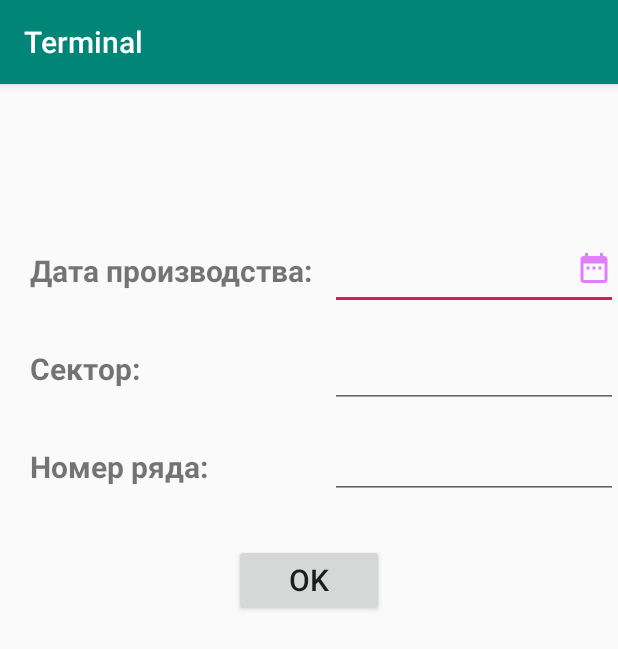
After one commit to A1ex2/Terminal, an Android app: the CarActivity screen opened directly, with no data from a screen before it, on a phone screen of 412 x 824 dp. The commit adds this screen. Shown: the top 649 px of the screen. Run offline under Robolectric (Android 15) with nearby library versions, the phone set to English and light mode, and no system bars; plain views replace MaskedEditText; 5 statements that could not run were skipped.

Commit message:
03112019

```diff
--- a/app/build.gradle
+++ b/app/build.gradle
@@ -32,5 +32,5 @@ dependencies {
     implementation 'com.android.support:recyclerview-v7:28.0.0'
     implementation 'com.android.support.constraint:constraint-layout:1.1.3'
     implementation files('libs/ksoap2-android-assembly-3.6.1-jar-with-dependencies.jar')
-
+    implementation 'ru.egslava:MaskedEditText:1.0.5'
 }
--- a/app/src/main/AndroidManifest.xml
+++ b/app/src/main/AndroidManifest.xml
@@ -18,7 +18,8 @@
         android:roundIcon="@mipmap/ic_launcher_round"
         android:supportsRtl="true"
         android:theme="@style/AppTheme">
-        <activity android:name=".DetailReception"></activity>
+        <activity android:name=".CarActivity"></activity>
+        <activity android:name=".DetailReception" />
         <activity android:name=".Password">
             <intent-filter>
                 <action android:name="android.intent.action.MAIN" />
@@ -26,7 +27,7 @@
                 <category android:name="android.intent.category.LAUNCHER" />
             </intent-filter>
         </activity>
-        <activity android:name=".MainActivity"></activity>
+        <activity android:name=".MainActivity" />
     </application>
 
 </manifest>
--- /dev/null
+++ b/app/src/main/java/com/algoritm/terminal/CarActivity.java
@@ -0,0 +1,176 @@
+package com.algoritm.terminal;
+
+import androidx.appcompat.app.AppCompatActivity;
+
+import android.annotation.SuppressLint;
+import android.app.DatePickerDialog;
+import android.content.Intent;
+import android.os.Bundle;
+import android.text.Editable;
+import android.text.TextWatcher;
+import android.view.KeyEvent;
+import android.view.MotionEvent;
+import android.view.View;
+import android.widget.Button;
+import android.widget.DatePicker;
+import android.widget.EditText;
+import android.widget.TextView;
+import android.widget.Toast;
+
+import java.util.Calendar;
+
+public class CarActivity extends AppCompatActivity {
+    private TextView car;
+    private TextView barCode;
+
+    private EditText editDate;
+    private EditText editSector;
+    private EditText editRow;
+    private Button buttonOk;
+
+    private CarData carData;
+    private Calendar dateAndTime = Calendar.getInstance();
+
+    @SuppressLint("ClickableViewAccessibility")
+    @Override
+    protected void onCreate(Bundle savedInstanceState) {
+        super.onCreate(savedInstanceState);
+        setContentView(R.layout.activity_car);
+
+        car = findViewById(R.id.car);
+        barCode = findViewById(R.id.barCode);
+
+        editDate = findViewById(R.id.editDate);
+
+        editDate.setOnTouchListener(new View.OnTouchListener() {
+            @Override
+            public boolean onTouch(View v, MotionEvent event) {
+                final int DRAWABLE_RIGHT = 2;
+
+                if (event.getAction() == MotionEvent.ACTION_UP) {
+                    if (event.getRawX() >= (editDate.getRight() - editDate.getCompoundDrawables()[DRAWABLE_RIGHT].getBounds().width())) {
+                        new DatePickerDialog(CarActivity.this, d,
+                                dateAndTime.get(Calendar.YEAR),
+                                dateAndTime.get(Calendar.MONTH),
+                                dateAndTime.get(Calendar.DAY_OF_MONTH))
+                                .show();
+
+                        return true;
+                    }
+                }
+                return false;
+            }
+        });
+
+        TextWatcher tw = new TextWatcher() {
+            private String current = "";
+            private String ddmmyyyy = "DDMMYYYY";
+            private Calendar cal = Calendar.getInstance();
+
+            @Override
+            public void beforeTextChanged(CharSequence s, int start, int count, int after) {
+
+            }
+
+            @Override
+            public void onTextChanged(CharSequence s, int start, int before, int count) {
+                if (!s.toString().equals(current)) {
+                    String clean = s.toString().replaceAll("[^\\d.]|\\.", "");
+                    String cleanC = current.replaceAll("[^\\d.]|\\.", "");
+
+                    int cl = clean.length();
+                    int sel = cl;
+                    for (int i = 2; i <= cl && i < 6; i += 2) {
+                        sel++;
+                    }
+                    //Fix for pressing delete next to a forward slash
+                    if (clean.equals(cleanC)) sel--;
+
+                    if (clean.length() < 8) {
+                        clean = clean + ddmmyyyy.substring(clean.length());
+                    } else {
+                        //This part makes sure that when we finish entering numbers
+                        //the date is correct, fixing it otherwise
+                        int day = Integer.parseInt(clean.substring(0, 2));
+                        int mon = Integer.parseInt(clean.substring(2, 4));
+                        int year = Integer.parseInt(clean.substring(4, 8));
+
+                        mon = mon < 1 ? 1 : mon > 12 ? 12 : mon;
+                        cal.set(Calendar.MONTH, mon - 1);
+                        year = (year < 1900) ? 1900 : (year > 2100) ? 2100 : year;
+                        cal.set(Calendar.YEAR, year);
+                        // ^ first set year for the line below to work correctly
+                        //with leap years - otherwise, date e.g. 29/02/2012
+                        //would be automatically corrected to 28/02/2012
+
+                        day = (day > cal.getActualMaximum(Calendar.DATE)) ? cal.getActualMaximum(Calendar.DATE) : day;
+                        clean = String.format("%02d%02d%02d", day, mon, year);
+                    }
+
+                    clean = String.format("%s.%s.%s", clean.substring(0, 2),
+                            clean.substring(2, 4),
+                            clean.substring(4, 8));
+
+                    sel = sel < 0 ? 0 : sel;
+                    current = clean;
+                    editDate.setText(current);
+                    editDate.setSelection(sel < current.length() ? sel : current.length());
+                }
+            }
+
+            @Override
+            public void afterTextChanged(Editable s) {
+
+            }
+        };
+        editDate.addTextChangedListener(tw);
+
+//        editDate.setOnClickListener(new View.OnClickListener() {
+//            @Override
+//            public void onClick(View v) {
+//                new DatePickerDialog(CarActivity.this, d,
+//                        dateAndTime.get(Calendar.YEAR),
+//                        dateAndTime.get(Calendar.MONTH),
+//                        dateAndTime.get(Calendar.DAY_OF_MONTH))
+//                        .show();
+//            }
+//        });
+
+        editSector = findViewById(R.id.editSector);
+        editRow = findViewById(R.id.editRow);
+
+        buttonOk = findViewById(R.id.OK);
+        buttonOk.setOnClickListener(new View.OnClickListener() {
+            @Override
+            public void onClick(View v) {
+
+            }
+        });
+
+
+        Intent intent = getIntent();
+        carData = intent.getParcelableExtra("CarData");
+        car.setText(carData.getCar());
+        barCode.setText(carData.getBarCode());
+
+        editDate.setText(carData.getProductionDateString());
+
+        editSector.setText(carData.getSector());
+        editRow.setText(carData.getRow());
+
+    }
+
+    DatePickerDialog.OnDateSetListener d = new DatePickerDialog.OnDateSetListener() {
+        public void onDateSet(DatePicker view, int year, int monthOfYear, int dayOfMonth) {
+            dateAndTime.set(Calendar.YEAR, year);
+            dateAndTime.set(Calendar.MONTH, monthOfYear);
+            dateAndTime.set(Calendar.DAY_OF_MONTH, dayOfMonth);
+            setInitialDateTime();
+        }
+    };
+
+    private void setInitialDateTime() {
+        carData.setProductionDate(dateAndTime.getTime());
+        editDate.setText(carData.getProductionDateString());
+    }
+}
--- /dev/null
+++ b/app/src/main/res/drawable-anydpi/ic_calendar.xml
@@ -0,0 +1,11 @@
+<vector xmlns:android="http://schemas.android.com/apk/res/android"
+    android:width="24dp"
+    android:height="24dp"
+    android:viewportWidth="24"
+    android:viewportHeight="24"
+    android:tint="#DC5FFF"
+    android:alpha="0.8">
+    <path
+        android:fillColor="#FF000000"
+        android:pathData="M9,11L7,11v2h2v-2zM13,11h-2v2h2v-2zM17,11h-2v2h2v-2zM19,4h-1L18,2h-2v2L8,4L8,2L6,2v2L5,4c-1.11,0 -1.99,0.9 -1.99,2L3,20c0,1.1 0.89,2 2,2h14c1.1,0 2,-0.9 2,-2L21,6c0,-1.1 -0.9,-2 -2,-2zM19,20L5,20L5,9h14v11z"/>
+</vector>
--- /dev/null
+++ b/app/src/main/res/layout/activity_car.xml
@@ -0,0 +1,145 @@
+<?xml version="1.0" encoding="utf-8"?>
+<LinearLayout xmlns:android="http://schemas.android.com/apk/res/android"
+    xmlns:tools="http://schemas.android.com/tools"
+    android:layout_width="match_parent"
+    android:layout_height="match_parent"
+    xmlns:app="http://schemas.android.com/apk/res-auto"
+    android:orientation="vertical"
+    tools:context=".CarActivity">
+
+    <LinearLayout
+        android:layout_width="match_parent"
+        android:layout_height="wrap_content"
+        android:orientation="vertical">
+
+        <TextView
+            android:id="@+id/car"
+            android:layout_width="match_parent"
+            android:layout_height="match_parent"
+            android:layout_marginStart="20dp"
+            android:layout_marginTop="10dp"
+            android:layout_marginEnd="10dp"
+            android:textAllCaps="false"
+            android:textSize="20sp"
+            android:textStyle="bold"
+            tools:text="TMAJ3813DKJ882739, TUCSON," />
+
+        <TextView
+            android:id="@+id/barCode"
+            android:layout_width="wrap_content"
+            android:layout_height="wrap_content"
+            android:layout_marginStart="20dp"
+            android:layout_marginTop="5dp"
+            android:layout_marginBottom="5dp"
+            android:textAllCaps="false"
+            android:textSize="20sp"
+            android:textStyle="bold"
+            tools:text="2000000588964"
+            android:layout_gravity="right"/>
+    </LinearLayout>
+
+    <LinearLayout
+        android:layout_width="match_parent"
+        android:layout_height="wrap_content"
+        android:orientation="horizontal"
+        android:layout_marginTop="20dp">
+
+        <TextView
+            android:id="@+id/textDate"
+            android:layout_width="200dp"
+            android:layout_height="40dp"
+            android:layout_marginStart="20dp"
+            android:layout_marginTop="5dp"
+            android:layout_marginBottom="10dp"
+            android:text="@string/textDate"
+            android:textAllCaps="false"
+            android:textSize="20sp"
+            android:textStyle="bold" />
+
+        <EditText
+            android:id="@+id/editDate"
+            android:layout_width="match_parent"
+            android:layout_height="match_parent"
+            android:textSize="20sp"
+            android:inputType="date"
+            android:drawableRight="@drawable/ic_calendar"/>
+<!--        <br.com.sapereaude.maskedEditText.MaskedEditText-->
+<!--            android:id="@+id/editDate"-->
+<!--            android:layout_width="match_parent"-->
+<!--            android:layout_height="match_parent"-->
+<!--            android:textSize="20sp"-->
+<!--            android:inputType="date"-->
+<!--            android:typeface="monospace"-->
+<!--            app:mask="##.##.####"-->
+<!--            app:allowed_chars="1234567890"-->
+<!--            app:keep_hint="true">-->
+<!--        </br.com.sapereaude.maskedEditText.MaskedEditText>-->
+
+
+    </LinearLayout>
+
+    <LinearLayout
+        android:layout_width="match_parent"
+        android:layout_height="wrap_content"
+        android:orientation="horizontal"
+        android:layout_marginTop="10dp">
+
+        <TextView
+            android:id="@+id/textSector"
+            android:layout_width="200dp"
+            android:layout_height="40dp"
+            android:layout_marginStart="20dp"
+            android:layout_marginTop="5dp"
+            android:layout_marginBottom="10dp"
+            android:text="@string/textSector"
+            android:textAllCaps="false"
+            android:textSize="20sp"
+            android:textStyle="bold" />
+
+        <EditText
+            android:id="@+id/editSector"
+            android:layout_width="match_parent"
+            android:layout_height="match_parent"
+            android:textSize="20sp"
+            android:inputType="text" />
+
+    </LinearLayout>
+
+    <LinearLayout
+        android:layout_width="match_parent"
+        android:layout_height="wrap_content"
+        android:orientation="horizontal"
+        android:layout_marginTop="10dp">
+
+        <TextView
+            android:id="@+id/textRow"
+            android:layout_width="200dp"
+            android:layout_height="40dp"
+            android:layout_marginStart="20dp"
+            android:layout_marginTop="5dp"
+            android:layout_marginBottom="5dp"
+            android:text="@string/textRow"
+            android:textAllCaps="false"
+            android:textSize="20sp"
+            android:textStyle="bold" />
+
+        <EditText
+            android:id="@+id/editRow"
+            android:layout_width="match_parent"
+            android:layout_height="match_parent"
+            android:textSize="20sp"
+            android:inputType="number" />
+
+    </LinearLayout>
+
+    <Button
+        android:id="@+id/OK"
+        android:layout_width="100dp"
+        android:layout_height="wrap_content"
+        android:layout_marginTop="30dp"
+        android:text="@string/butt_OK"
+        android:textSize="20sp"
+        android:layout_gravity="center">
+    </Button>
+
+</LinearLayout>
--- a/app/src/main/res/values/strings.xml
+++ b/app/src/main/res/values/strings.xml
@@ -13,4 +13,7 @@
     <string name="passwordNotIncorrect">Неверно введен пароль!</string>
     <string name="search">Поиск</string>
     <string name="clear_search">Очистить поиск</string>
+    <string name="textDate">Дата производства:</string>
+    <string name="textSector">Сектор:</string>
+    <string name="textRow">Номер ряда:</string>
 </resources>
```
Also changed, not shown: app/src/main/java/com/algoritm/terminal/CarData.java (+9 -0 lines), app/src/main/java/com/algoritm/terminal/DetailReception.java (+16 -14 lines), app/src/main/java/com/algoritm/terminal/Password.java (+14 -0 lines), app/src/main/res/drawable-hdpi/ic_calendar.png (added), app/src/main/res/drawable-mdpi/ic_calendar.png (added), app/src/main/res/drawable-xhdpi/ic_calendar.png (added), app/src/main/res/drawable-xxhdpi/ic_calendar.png (added).
